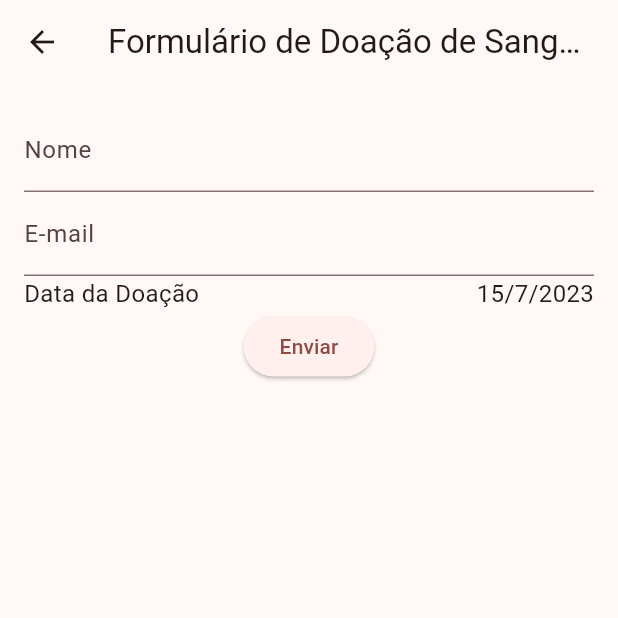
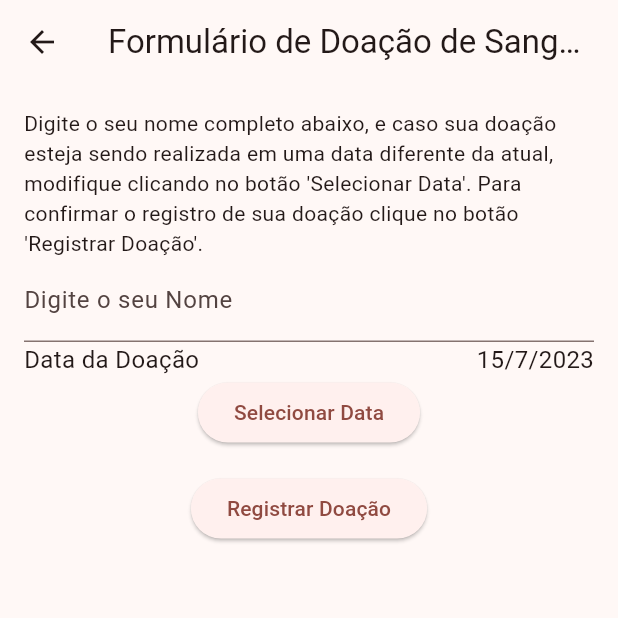
Before and after one commit to MatheusSaleh/AppBancoDeSangue, a Flutter app: the FormularioDoacao screen opened directly, on a phone screen of 412 x 824 dp, the top half of it. Run offline on Flutter 3.47's test engine with Material 2 defaults, Android fonts, the phone set to English and light mode, and no system bars; our stand-ins replace cloud_firestore, firebase_auth, firebase_core; accounts and stored records are empty; network calls fail.

Commit message:
Agora o usuario pode registrar sua doacao de sangue no banco

```diff
--- a/lib/main.dart
+++ b/lib/main.dart
@@ -131,8 +131,7 @@
     'Registrar Doação de Sangue',
     'Guia de Doação',
     'Histórico',
-    'Sobre',
-    'Parte Administrativa',
+    'Sobre'
   ];
 
   final List<IconData> icons = [
@@ -140,8 +139,7 @@
     Icons.favorite,
     Icons.fact_check_outlined,
     Icons.history,
-    Icons.info,
-    Icons.admin_panel_settings
+    Icons.info
   ];
 
   HomeScreen({Key? key}) : super(key: key);
--- a/lib/registro_doacao.dart
+++ b/lib/registro_doacao.dart
@@ -1,63 +1,93 @@
 import 'package:flutter/material.dart';
-
+import 'package:cloud_firestore/cloud_firestore.dart';
 
 class FormularioDoacao extends StatefulWidget{
+  const FormularioDoacao({super.key});
+
   @override
   _FormularioDoacaoState createState() => _FormularioDoacaoState();
 }
 
 class _FormularioDoacaoState extends State<FormularioDoacao>{
 
+
+
   DateTime _selectedDate = DateTime.now();
+
+  final TextEditingController _nomeController = TextEditingController();
 
   Future<void> _selectDate(BuildContext context) async {
     final DateTime? picked = await showDatePicker(context: context, initialDate: _selectedDate, firstDate: DateTime(2000), lastDate: DateTime(2100));
-    if(picked != null && picked != _selectedDate)
+    if(picked != null && picked != _selectedDate) {
       setState(() {
         _selectedDate = picked;
       });
+    }
   }
 
   @override
   Widget build(BuildContext context){
     return Scaffold(
       appBar: AppBar(
-        title: Text('Formulário de Doação de Sangue'),
+        title: const Text('Formulário de Doação de Sangue'),
       ),
       body: Container(
-        padding: EdgeInsets.all(16.0),
+        padding: const EdgeInsets.all(16.0),
         child: Form(
           child: Column(
             children: [
+              Text("Digite o seu nome completo abaixo, e caso sua doação esteja sendo realizada "
+                  "em uma data diferente da atual, modifique clicando no botão 'Selecionar Data'. Para confirmar o registro de "
+                  "sua doação clique no botão 'Registrar Doação'."),
               TextFormField(
-                decoration: InputDecoration(labelText: 'Nome'),
-              ),
-              TextFormField(
-                decoration: InputDecoration(labelText: 'E-mail'),
-                keyboardType: TextInputType.emailAddress,
+                decoration: const InputDecoration(labelText: 'Digite o seu Nome'),
+                controller: _nomeController,
               ),
               GestureDetector(
                 onTap: () => _selectDate(context),
                 child: Row(
                   mainAxisAlignment: MainAxisAlignment.spaceBetween,
                   children: [
-                    Text(
+                    const Text(
                       'Data da Doação',
                       style: TextStyle(fontSize: 16.0),
                     ),
                     Text(
                       '${_selectedDate.day}/${_selectedDate.month}/${_selectedDate.year}',
-                      style: TextStyle(fontSize: 16.0),
+                      style: const TextStyle(fontSize: 16.0),
                     ),
                   ],
                 ),
               ),
-              ElevatedButton(onPressed: (){}, child: Text('Enviar'))
+              ElevatedButton(
+                onPressed: () => _selectDate(context),
+                child: const Text('Selecionar Data'),
+              ),
+              const SizedBox(height: 16.0,),
+              ElevatedButton(
+                  onPressed: (){
+
+                    String nomeUsuario = _nomeController.text;
+
+                    String data = _selectedDate.toString();
+
+                    final firestore = FirebaseFirestore.instance;
+
+                    final doacoesRef = firestore.collection('doacoes');
+
+                    final novaDoacao = {
+                      'nome': nomeUsuario,
+                      'data_doacao': data
+                    };
+
+                    doacoesRef.add(novaDoacao);
+                  },
+                  child: const Text('Registrar Doação')
+              )
             ],
           ),
         ),
       ),
-
     );
   }
 }
```
